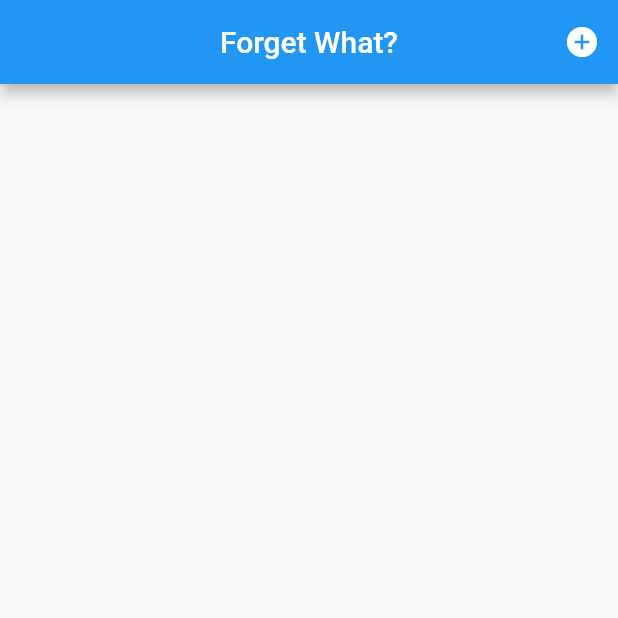
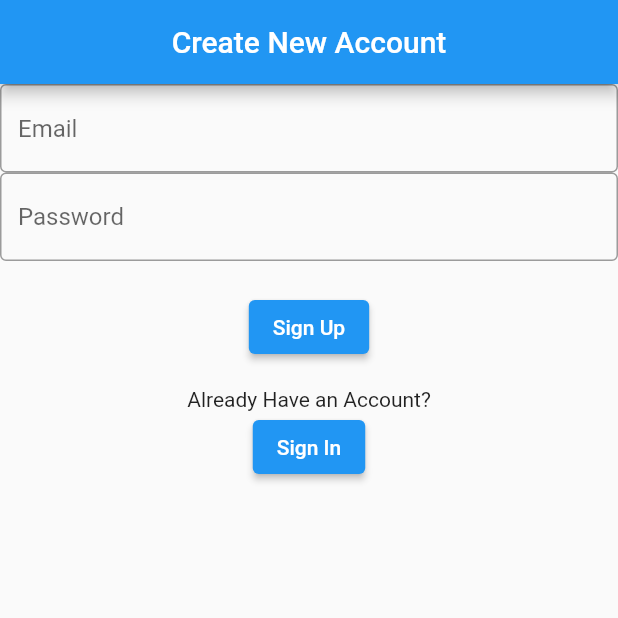
Before and after one commit to CNieves1212/forget_what, a Flutter app: the screen it shows after launch, on a phone screen of 412 x 824 dp, the top half of it. Run offline on Flutter 3.47's test engine with Material 2 defaults, Android fonts, the phone set to English and light mode, and no system bars; our stand-ins replace cloud_firestore, firebase_auth, firebase_core; accounts and stored records are empty.

Commit message:
implemented login with email and password, small bug on login (screen doesnt change itself), needs decoration

```diff
--- a/lib/main.dart
+++ b/lib/main.dart
@@ -1,10 +1,14 @@
+// import 'package:firebase_auth/firebase_auth.dart';
 import 'package:flutter/material.dart';
 import 'package:forget_what/home_page.dart';
 import 'package:forget_what/item_details.dart';
 import 'package:forget_what/add_item.dart';
+import 'package:forget_what/models/custom_user.dart';
+import 'package:forget_what/services/authentication_services.dart';
+import 'package:forget_what/sign_up.dart';
+import 'package:forget_what/sign_in.dart';
 import 'package:firebase_core/firebase_core.dart';
-
-
+import 'package:provider/provider.dart';
 
 void main() async {
   WidgetsFlutterBinding.ensureInitialized();
@@ -15,25 +19,37 @@ void main() async {
 class MyApp extends StatefulWidget {
   // This widget is the root of your application.
   @override
-    State<StatefulWidget> createState() => _MyAppState();
+  State<StatefulWidget> createState() => _MyAppState();
 }
 
-
 class _MyAppState extends State<MyApp> {
-
-
   Widget build(BuildContext context) {
-    return MaterialApp(
-      title: 'Forget What?',
-      theme: ThemeData(
-        primarySwatch: Colors.blue,
+    return StreamProvider<CustomUser>.value(
+          value: AuthenticationService().user,
+          initialData: null,
+          child: MaterialApp(
+          home: Wrapper(), //first page loaded
+          routes: {//all pages
+            '/home_page': (context) => HomePage(),
+            '/add_item': (context) => AddItem(),
+            '/item_details': (context) => ItemDetails(),
+            '/sign_up': (context) => SignUp(),
+            '/sign_in': (context) => SignIn(),
+          },
       ),
-      initialRoute: '/home_page', //first page loaded
-      routes: { //all pages
-        '/home_page': (context) => HomePage(),
-        '/add_item': (context) => AddItem(),
-        '/item_details': (context) => ItemDetails(),
-      },
-      );
+    );
   }
 }
+
+class Wrapper extends StatelessWidget {
+  @override
+  Widget build(BuildContext context) {
+    final user = Provider.of<CustomUser>(context);
+    if(user != null) {
+      return HomePage();
+    }
+    else {
+      return SignUp();
+    }
+  }
+}
--- /dev/null
+++ b/lib/models/custom_user.dart
@@ -0,0 +1,5 @@
+class CustomUser {
+  final String uid;
+
+  CustomUser({ this.uid });
+}
--- /dev/null
+++ b/lib/services/authentication_services.dart
@@ -0,0 +1,77 @@
+import 'package:firebase_auth/firebase_auth.dart';
+import 'package:forget_what/models/custom_user.dart';
+
+class AuthenticationService {
+  final FirebaseAuth _firebaseAuth = FirebaseAuth.instance;
+
+  // create user obj from firebase user
+  // used to only grab uid and nothing else
+  CustomUser _userFromFirebaseUser(User user) {
+    if(user != null) {
+      return CustomUser(uid: user.uid);
+    }
+  }
+
+  // checks status of logged in or not
+  Stream<CustomUser> get user {
+    return _firebaseAuth.authStateChanges()
+          .map((User user)=> _userFromFirebaseUser(user));
+  }
+
+  // Sign In
+  Future signInWithEmailandPassword(String email, String password) async {
+    try {
+      UserCredential result = await _firebaseAuth.signInWithEmailAndPassword(email: email, password: password);
+      User user = result.user;
+      return _userFromFirebaseUser(user);
+    } catch (e) {
+      print(e.toString());
+      return null;
+    }
+  }
+
+  // Sign Up
+  Future signUpWithEmailandPassword(String email, String password) async {
+    try {
+      UserCredential result = await _firebaseAuth.createUserWithEmailAndPassword(email: email, password: password);
+      User user = result.user;
+      return _userFromFirebaseUser(user);
+    } catch (e) {
+      print(e.toString());
+      return null;
+    }
+  }
+
+  // Sign Out
+  Future signOut() async {
+    try {
+      return await _firebaseAuth.signOut();
+    }
+    catch(e) {
+      print(e.toString());
+      return null;
+    }
+  }
+
+
+  // // looks for whether user is signed in or not
+  // Stream<String> get authStateChanges => _firebaseAuth.authStateChanges().map(
+  //   (User user) => user?.uid,
+  // );
+
+  // // Sign Up
+  // Future<String> createUser(String email, String password) async {
+  //   final currentUser = await _firebaseAuth.createUserWithEmailAndPassword(email: email, password: password);
+  //   return currentUser.user.uid;
+  // }
+
+  // // Sign In
+  //   Future<String> signIn(String email, String password) async {
+  //     return (await _firebaseAuth.signInWithEmailAndPassword(email: email, password: password)).user.uid;
+  //   }
+
+  // // Sign Out
+  //   signOut() {
+  //     return _firebaseAuth.signOut();
+  //   }
+}
--- /dev/null
+++ b/lib/sign_up.dart
@@ -0,0 +1,111 @@
+import 'package:flutter/material.dart';
+import 'package:forget_what/services/authentication_services.dart';
+
+class SignUp extends StatefulWidget {
+  @override
+  State<StatefulWidget> createState() => _SignUp();
+}
+
+class _SignUp extends State<SignUp> {
+  final AuthenticationService _firebaseAuth = AuthenticationService();
+  final _formKey = GlobalKey<FormState>();
+
+  String email = '';
+  String password = '';
+  String error = '';
+
+  double heightVar = 20;
+
+  @override
+  void initState() {
+    super.initState();
+  }
+
+  @override
+  Widget build(BuildContext context) {
+    return Scaffold(
+        appBar: AppBar(
+            centerTitle: true,
+            title: Text('Create New Account'),
+            actions: <Widget>[]),
+        body: Form(
+          key: _formKey,
+          child: Column(
+            children: [
+              // Email
+              TextFormField(
+                  decoration: InputDecoration(
+                    hintText: 'Email',
+                    border: OutlineInputBorder(),
+                  ),
+                  validator: (val) {
+                    if (val.isEmpty) {
+                      return 'Email Required';
+                    } else {
+                      return null;
+                    }
+                  },
+                  onChanged: (val) {
+                    setState(() {
+                      email = val;
+                    });
+                  }),
+
+              // Password
+              TextFormField(
+                decoration: InputDecoration(
+                  hintText: 'Password',
+                  border: OutlineInputBorder(),
+                ),
+                validator: (val) {
+                  if (val.length < 6) {
+                    return 'Password must be at least 6 characters long.';
+                  } else {
+                    return null;
+                  }
+                },
+                onChanged: (val) {
+                  setState(() {
+                    password = val;
+                  });
+                },
+                obscureText: true,
+              ),
+
+              SizedBox(height: heightVar),
+
+              // Sign up button
+              ElevatedButton(
+                onPressed: () async {
+                  if (_formKey.currentState.validate()) {
+                    dynamic result = await _firebaseAuth
+                        .signUpWithEmailandPassword(email, password);
+                    if (result == null) {
+                      setState(() {
+                        error = "email error";
+                      });
+                    }
+                  }
+                },
+                child: Text("Sign Up"),
+              ),
+
+              // error message
+              Text(
+                error,
+                style: TextStyle(color: Colors.red),
+              ),
+
+              Text("Already Have an Account?"),
+              ElevatedButton(
+                onPressed: () {
+                  Navigator.pushNamed(context, '/sign_in');
+                },
+                child: Text('Sign In'),
+              ),
+
+            ],
+          ),
+        ));
+  }
+}
```
Also changed, not shown: lib/home_page.dart (+11 -0 lines), lib/sign_in.dart (added, +100 -0 lines).
